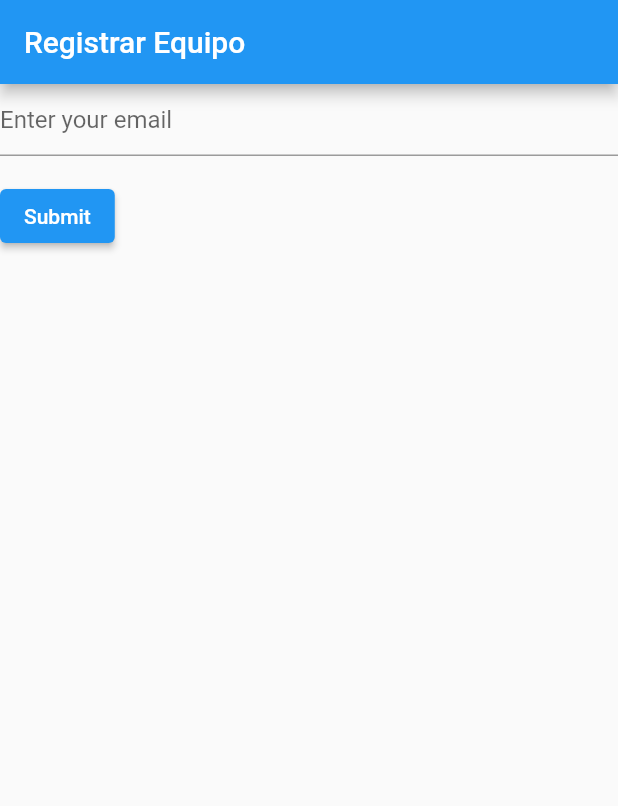
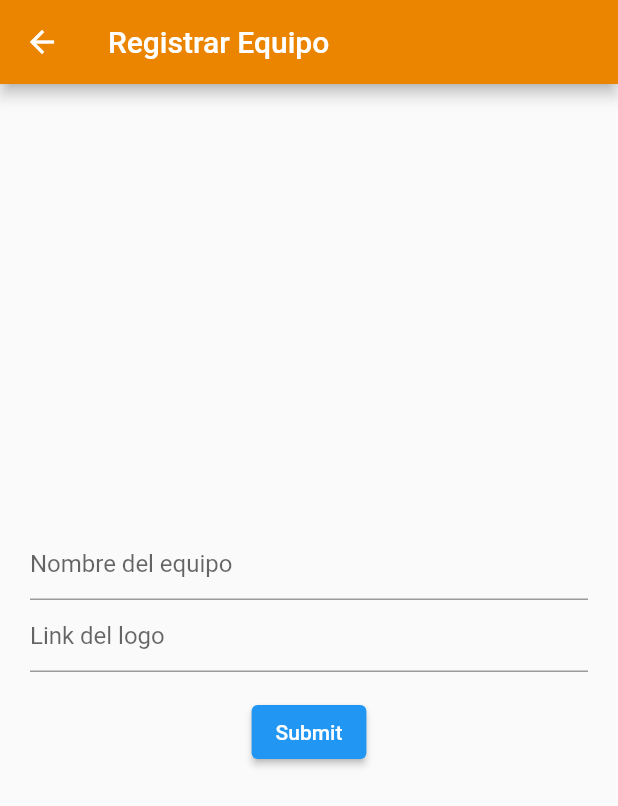
Before and after one commit to PaulSesMc/AppAndroid_miTorneo, a Flutter app: the screen it shows after launch, after a tap on "Registrar equipo", on a phone screen of 412 x 824 dp. Shown: the top 806 px of the screen. Run offline on Flutter 3.47's test engine with Material 2 defaults, Android fonts, the phone set to English and light mode, and no system bars; network calls fail.

Commit message:
solo un equipo

```diff
--- a/proyectofinal/lib/equipos.dart
+++ b/proyectofinal/lib/equipos/equipos.dart
@@ -1,7 +1,7 @@
 import 'package:flutter/material.dart';
 import 'team.dart';
 import 'teamList.dart';
-import 'operation.dart';
+import '../operation.dart';
 
 class Equipos extends StatelessWidget {
   final Future<List<Team>> products;
--- /dev/null
+++ b/proyectofinal/lib/equipos/registrarEquipo.dart
@@ -0,0 +1,98 @@
+import 'package:flutter/material.dart';
+import 'package:proyectofinal/operation.dart';
+
+class RegistrarEquipo extends StatelessWidget {
+  const RegistrarEquipo({super.key});
+
+  static const String _title = 'Registrar Equipo';
+
+  @override
+  Widget build(BuildContext context) {
+    return MaterialApp(
+      title: _title,
+      home: Scaffold(
+        appBar: AppBar(
+            title: const Text(_title),
+            backgroundColor: Color.fromARGB(255, 235, 133, 0),
+            leading: IconButton(
+              onPressed: () {
+                Navigator.pop(context);
+              },
+              icon: Icon(Icons.arrow_back),
+              //replace with our own icon data.
+            )),
+        body: const NuevoEquipo(),
+      ),
+    );
+  }
+}
+
+class NuevoEquipo extends StatefulWidget {
+  const NuevoEquipo({super.key});
+
+  @override
+  State<NuevoEquipo> createState() => _NuevoEquipoState();
+}
+
+class _NuevoEquipoState extends State<NuevoEquipo> {
+  final GlobalKey<FormState> _formKey = GlobalKey<FormState>();
+  String nombre = '';
+  String logo = '';
+
+  @override
+  Widget build(BuildContext context) {
+    return Center(
+        child: Column(mainAxisSize: MainAxisSize.min, children: <Widget>[
+      Form(
+        key: _formKey,
+        child: Container(
+          padding: EdgeInsets.fromLTRB(20, 0, 20, 0),
+          child: Column(
+              crossAxisAlignment: CrossAxisAlignment.center,
+              children: <Widget>[
+                TextFormField(
+                  decoration: const InputDecoration(
+                    hintText: 'Nombre del equipo',
+                  ),
+                  validator: (String? value) {
+                    if (value == null || value.isEmpty) {
+                      return 'LLenar campo';
+                    } else {
+                      nombre = value;
+                    }
+                    return null;
+                  },
+                ),
+                TextFormField(
+                  decoration: const InputDecoration(
+                    hintText: 'Link del logo',
+                  ),
+                  validator: (String? value) {
+                    if (value == null || value.isEmpty) {
+                      return 'LLenar campo';
+                    } else {
+                      logo = value;
+                    }
+                    return null;
+                  },
+                ),
+                Padding(
+                  padding: const EdgeInsets.symmetric(vertical: 16.0),
+                  child: ElevatedButton(
+                    onPressed: () {
+                      // Validate will return true if the form is valid, or false if
+                      // the form is invalid.
+                      if (_formKey.currentState!.validate()) {
+                        sendTeam(nombre, logo);
+                        print(nombre);
+                      } else {}
+                    },
+                    child: const Text('Submit'),
+                  ),
+                ),
+              ]),
+        ),
+      )
+    ]));
+  }
+}
--- a/proyectofinal/lib/team.dart
+++ b/proyectofinal/lib/equipos/team.dart
@@ -1,5 +1,5 @@
 class Team {
-  final int id;
+  final int id_equipo;
   final String nombre;
   final int puntos_favor;
   final int puntos_contra;
@@ -9,7 +9,7 @@ class Team {
   final String logo;
 
   Team(
-      this.id,
+      this.id_equipo,
       this.nombre,
       this.puntos_favor,
       this.puntos_contra,
--- a/proyectofinal/lib/home.dart
+++ b/proyectofinal/lib/home.dart
@@ -1,7 +1,7 @@
 import 'package:flutter/material.dart';
-import 'package:proyectofinal/registrarEquipo.dart';
+import 'equipos/registrarEquipo.dart';
 import 'operation.dart';
-import 'registrarEquipo.dart';
+import 'equipos/registrarEquipo.dart';
 
 class home extends StatefulWidget {
   @override
--- a/proyectofinal/lib/operation.dart
+++ b/proyectofinal/lib/operation.dart
@@ -1,6 +1,8 @@
 import 'dart:convert';
 import 'dart:async';
-import 'team.dart';
+import 'package:proyectofinal/equipos/equipos.dart';
+
+import 'equipos/team.dart';
 import 'package:http/http.dart' as http;
 
 Future<List<Team>> fetchTeam() async {
@@ -19,22 +21,21 @@ List<Team> decodeTeam(String responseBody) {
   return parsed.map<Team>((json) => Team.fromMap(json)).toList();
 }
 
-Future<Team> sendTeam(
-    String title, int id, String imageurl, int quantity) async {
+Future<Team> sendTeam(String nombre, String logo) async {
   final http.Response response = await http.post(
-    Uri.parse('https://mitorneo.glitch.me/mostrarfruits'),
+    Uri.parse('https://mitorneo.glitch.me/insertarequipo'),
     headers: <String, String>{
       'Content-Type': 'application/json; charset=UTF-8',
     },
     body: jsonEncode(<String, String>{
-      'title': title,
-      'imageurl': imageurl,
-      'quantity': quantity.toString()
+      'nombre': nombre,
+      'logo': logo,
     }),
   );
   if (response.statusCode == 201) {
     return Team.fromJson(json.decode(response.body));
   } else {
+    print(response.toString());
     throw Exception('Failed to load');
   }
 }
--- a/proyectofinal/lib/paginas.dart
+++ b/proyectofinal/lib/paginas.dart
@@ -1,7 +1,7 @@
 import 'dart:io';
 import 'package:flutter/material.dart';
 import 'package:proyectofinal/operation.dart';
-import 'equipos.dart';
+import 'equipos/equipos.dart';
 import 'home.dart';
 
 class Paginas extends StatelessWidget {
--- a/proyectofinal/lib/registrarEquipo.dart
+++ /dev/null
@@ -1,65 +0,0 @@
-import 'package:flutter/material.dart';
-
-class RegistrarEquipo extends StatelessWidget {
-  const RegistrarEquipo({super.key});
-
-  static const String _title = 'Registrar Equipo';
-
-  @override
-  Widget build(BuildContext context) {
-    return MaterialApp(
-      title: _title,
-      home: Scaffold(
-        appBar: AppBar(title: const Text(_title)),
-        body: const NuevoEquipo(),
-      ),
-    );
-  }
-}
-
-class NuevoEquipo extends StatefulWidget {
-  const NuevoEquipo({super.key});
-
-  @override
-  State<NuevoEquipo> createState() => _NuevoEquipoState();
-}
-
-class _NuevoEquipoState extends State<NuevoEquipo> {
-  final GlobalKey<FormState> _formKey = GlobalKey<FormState>();
-
-  @override
-  Widget build(BuildContext context) {
-    return Form(
-      key: _formKey,
-      child: Column(
-        crossAxisAlignment: CrossAxisAlignment.start,
-        children: <Widget>[
-          TextFormField(
-            decoration: const InputDecoration(
-              hintText: 'Enter your email',
-            ),
-            validator: (String? value) {
-              if (value == null || value.isEmpty) {
-                return 'Please enter some text';
-              }
-              return null;
-            },
-          ),
-          Padding(
-            padding: const EdgeInsets.symmetric(vertical: 16.0),
-            child: ElevatedButton(
-              onPressed: () {
-                // Validate will return true if the form is valid, or false if
-                // the form is invalid.
-                if (_formKey.currentState!.validate()) {
-                  // Process data.
-                }
-              },
-              child: const Text('Submit'),
-            ),
-          ),
-        ],
-      ),
-    );
-  }
-}
```
Also changed, not shown: proyectofinal/lib/equipos/teamInfo.dart (added, +89 -0 lines), proyectofinal/lib/equipos/teamItem.dart (renamed from proyectofinal/lib/teamItem.dart, +15 -5 lines), proyectofinal/lib/equipos/teamList.dart (renamed from proyectofinal/lib/teamList.dart).
